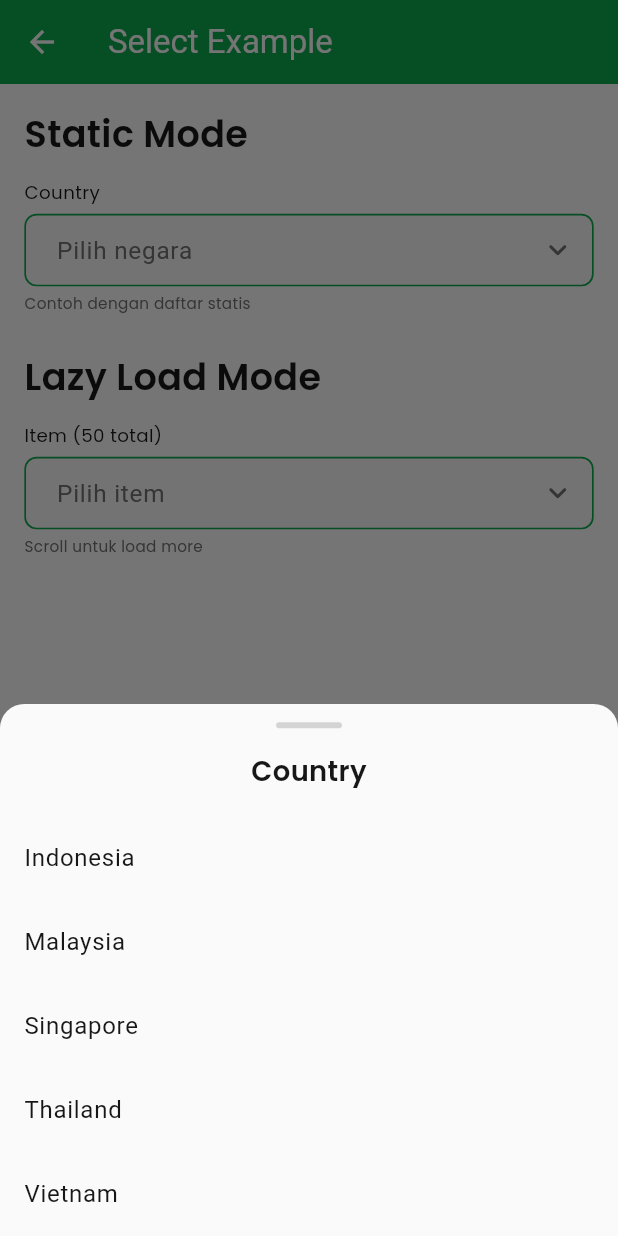
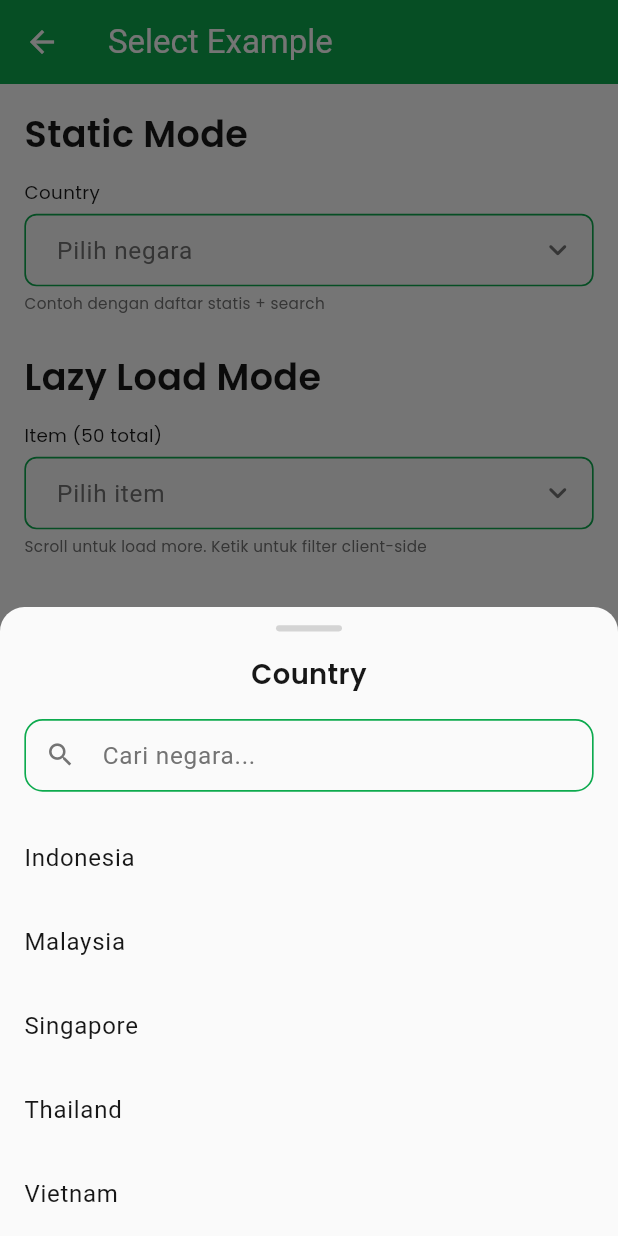
Before and after one commit to FhikarZul/flutter_ewa_kit, a Flutter app: the SelectExampleScreen screen opened directly, after a tap on "Pilih negara", on a phone screen of 412 x 824 dp. Run offline on Flutter 3.47's test engine with Material 3 defaults, Android fonts, the phone set to English and light mode, and no system bars; our stand-ins replace cached_network_image, connectivity_plus, dio, flutter_screenutil, flutter_spinkit, gap and 4 more; missing offline and left inert: dio_cache_interceptor, tap_debouncer.

Commit message:
feat(select): add search functionality to EwaSelect component
- Introduced a search bar in both static and lazy loading modes of the EwaSelect component.
- Implemented client-side filtering for static items and server-side querying for lazy loading.
- Updated demo screen to showcase the new search capabilities with appropriate hints and helper text.
- Enhanced item count logic to reflect filtered results based on the search query.

```diff
--- a/example/lib/demo/select_example.dart
+++ b/example/lib/demo/select_example.dart
@@ -14,6 +14,7 @@ class _SelectExampleScreenState extends State<SelectExampleScreen> {
   String? _staticValue;
   int? _lazyValue;
   String? _lazyLabel;
+  String _lazySearchQuery = '';
   final List<EwaSelectItem<int>> _lazyItems = [];
   final ValueNotifier<int> _lazyItemCount = ValueNotifier(0);
   final ValueNotifier<bool> _lazyLoadingNotifier = ValueNotifier(false);
@@ -21,6 +22,12 @@ class _SelectExampleScreenState extends State<SelectExampleScreen> {
   bool _lazyLoading = false;
   static const int _pageSize = 10;
   static const int _totalItems = 50;
+
+  List<EwaSelectItem<int>> get _filteredLazyItems {
+    final q = _lazySearchQuery.trim().toLowerCase();
+    if (q.isEmpty) return _lazyItems;
+    return _lazyItems.where((i) => i.label.toLowerCase().contains(q)).toList();
+  }
 
   Future<void> _loadLazyPage() async {
     if (_lazyLoading) return;
@@ -41,7 +48,7 @@ class _SelectExampleScreenState extends State<SelectExampleScreen> {
 
     _lazyLoading = false;
     _lazyLoadingNotifier.value = false;
-    _lazyItemCount.value = _lazyItems.length;
+    _lazyItemCount.value = _filteredLazyItems.length;
     setState(() {});
   }
 
@@ -76,7 +83,8 @@ class _SelectExampleScreenState extends State<SelectExampleScreen> {
             EwaSelect<String>(
               labelText: 'Country',
               hintText: 'Pilih negara',
-              helperText: 'Contoh dengan daftar statis',
+              helperText: 'Contoh dengan daftar statis + search',
+              searchHint: 'Cari negara...',
               items: const [
                 EwaSelectItem(value: 'id', label: 'Indonesia'),
                 EwaSelectItem(value: 'my', label: 'Malaysia'),
@@ -94,11 +102,18 @@ class _SelectExampleScreenState extends State<SelectExampleScreen> {
             EwaSelect<int>.lazy(
               labelText: 'Item (50 total)',
               hintText: 'Pilih item',
-              helperText: 'Scroll untuk load more',
-              itemCount: _lazyItems.length,
+              helperText: 'Scroll untuk load more. Ketik untuk filter client-side',
+              searchHint: 'Cari item...',
+              onSearch: (q) {
+                setState(() {
+                  _lazySearchQuery = q;
+                  _lazyItemCount.value = _filteredLazyItems.length;
+                });
+              },
+              itemCount: _filteredLazyItems.length,
               itemCountNotifier: _lazyItemCount,
               isLoadingNotifier: _lazyLoadingNotifier,
-              itemBuilder: (context, index) => _lazyItems[index],
+              itemBuilder: (context, index) => _filteredLazyItems[index],
               onLoadMore: _loadLazyPage,
               isLoading: _lazyLoading,
               value: _lazyValue,
--- a/lib/ui/select/ewa_select.dart
+++ b/lib/ui/select/ewa_select.dart
@@ -1,6 +1,9 @@
+import 'dart:async';
+
 import 'package:ewa_kit/foundations/color/ewa_color_foundation.dart';
 import 'package:ewa_kit/ui/loading/loading.dart';
 import 'package:ewa_kit/ui/select/ewa_select_item.dart';
+import 'package:ewa_kit/ui/textfield/ewa_textfield.dart';
 import 'package:ewa_kit/ui/textfield/enums/ewa_textfield_variant.dart';
 import 'package:ewa_kit/ui/typography/typography.dart';
 import 'package:flutter/material.dart';
@@ -59,12 +62,14 @@ class EwaSelect<T> extends StatelessWidget {
     this.emptyMessage,
     this.itemCountNotifier,
     this.isLoadingNotifier,
+    this.searchHint,
     super.key,
   })  : itemCount = null,
         itemBuilder = null,
         onLoadMore = null,
         isLoading = null,
-        selectedLabel = null;
+        selectedLabel = null,
+        onSearch = null;
 
   /// Creates a select with lazy loading.
   const EwaSelect.lazy({
@@ -86,6 +91,8 @@ class EwaSelect<T> extends StatelessWidget {
     this.emptyMessage = 'Tidak ada data',
     this.itemCountNotifier,
     this.isLoadingNotifier,
+    this.searchHint,
+    this.onSearch,
     super.key,
   })  : items = null;
 
@@ -110,6 +117,15 @@ class EwaSelect<T> extends StatelessWidget {
   final Widget? prefixIcon;
   final String? Function(T?)? validator;
   final String? emptyMessage;
+
+  /// Hint text for search bar. When non-null, a search bar is shown in the modal.
+  /// Static mode: filters items by label (client-side).
+  /// Lazy mode: calls [onSearch] when text changes (server-side).
+  final String? searchHint;
+
+  /// For lazy mode only. Called when search text changes (debounced ~300ms).
+  /// Parent should reload data with the query and update itemCount/itemCountNotifier.
+  final void Function(String query)? onSearch;
 
   bool get _isLazy => itemBuilder != null && onLoadMore != null;
 
@@ -279,8 +295,94 @@ class EwaSelect<T> extends StatelessWidget {
       context: context,
       backgroundColor: Colors.transparent,
       isScrollControlled: true,
-      builder: (ctx) => Container(
-        constraints: BoxConstraints(maxHeight: MediaQuery.of(ctx).size.height * 0.6),
+      builder: (ctx) => _StaticSelectContent<T>(
+        options: options,
+        value: value,
+        onSelected: (v) {
+          formState.didChange(v);
+          onChanged(v);
+          Navigator.pop(ctx);
+        },
+        labelText: labelText,
+        emptyMessage: emptyMessage,
+        searchHint: searchHint,
+      ),
+    );
+  }
+
+  void _showLazyOptions(BuildContext context, FormFieldState<T?> formState) {
+    showModalBottomSheet<void>(
+      context: context,
+      backgroundColor: Colors.transparent,
+      isScrollControlled: true,
+      builder: (ctx) => _LazySelectContent<T>(
+        itemCount: itemCount!,
+        itemCountNotifier: itemCountNotifier,
+        isLoadingNotifier: isLoadingNotifier,
+        itemBuilder: itemBuilder!,
+        onLoadMore: onLoadMore!,
+        isLoading: isLoading ?? false,
+        value: value,
+        onSelected: (v) {
+          formState.didChange(v);
+          onChanged(v);
+          Navigator.pop(ctx);
+        },
+        labelText: labelText,
+        emptyMessage: emptyMessage,
+        searchHint: searchHint,
+        onSearch: onSearch,
+      ),
+    );
+  }
+}
+
+class _StaticSelectContent<T> extends StatefulWidget {
+  const _StaticSelectContent({
+    required this.options,
+    required this.value,
+    required this.onSelected,
+    this.labelText,
+    this.emptyMessage,
+    this.searchHint,
+  });
+
+  final List<EwaSelectItem<T>> options;
+  final T? value;
+  final ValueChanged<T?> onSelected;
+  final String? labelText;
+  final String? emptyMessage;
+  final String? searchHint;
+
+  @override
+  State<_StaticSelectContent<T>> createState() => _StaticSelectContentState<T>();
+}
+
+class _StaticSelectContentState<T> extends State<_StaticSelectContent<T>> {
+  final TextEditingController _searchController = TextEditingController();
+
+  @override
+  void dispose() {
+    _searchController.dispose();
+    super.dispose();
+  }
+
+  List<EwaSelectItem<T>> get _filteredOptions {
+    final q = _searchController.text.trim().toLowerCase();
+    if (q.isEmpty) return widget.options;
+    return widget.options
+        .where((i) => i.label.toLowerCase().contains(q))
+        .toList();
+  }
+
+  @override
+  Widget build(BuildContext context) {
+    return ListenableBuilder(
+      listenable: _searchController,
+      builder: (context, _) {
+        final filtered = _filteredOptions;
+        return Container(
+          constraints: BoxConstraints(maxHeight: MediaQuery.of(context).size.height * 0.6),
           decoration: BoxDecoration(
             color: EwaColorFoundation.resolveColor(
               context,
@@ -305,62 +407,57 @@ class EwaSelect<T> extends StatelessWidget {
                   borderRadius: BorderRadius.circular(2.r),
                 ),
               ),
-            if (labelText != null) ...[
+              if (widget.labelText != null) ...[
+                Padding(
+                  padding: EdgeInsets.fromLTRB(16.r, 16.r, 16.r, 0),
+                  child: Text(widget.labelText!, style: EwaTypography.headingSm()),
+                ),
+              ],
+              if (widget.searchHint != null) ...[
                 Padding(
                   padding: EdgeInsets.all(16.r),
-                child: Text(labelText!, style: EwaTypography.headingSm()),
+                  child: EwaTextField(
+                    controller: _searchController,
+                    hintText: widget.searchHint!,
+                    borderRadius: 12,
+                    prefixIcon: Icon(Icons.search, size: 20.sp, color: EwaColorFoundation.neutral500),
+                    suffixIcon: _searchController.text.isNotEmpty
+                        ? IconButton(
+                            icon: Icon(Icons.clear, size: 20.sp, color: EwaColorFoundation.neutral500),
+                            onPressed: () => _searchController.clear(),
+                          )
+                        : null,
+                    onChanged: (_) {},
                   ),
-            ],
+                ),
+              ] else if (widget.labelText != null)
+                SizedBox(height: 16.h),
               Flexible(
-              child: options.isEmpty
+                child: filtered.isEmpty
                     ? Padding(
                         padding: EdgeInsets.all(24.r),
                         child: Text(
-                        emptyMessage ?? 'Tidak ada data',
+                          widget.emptyMessage ?? 'Tidak ada data',
                           style: EwaTypography.bodySm(),
                         ),
                       )
                     : ListView.builder(
                         shrinkWrap: true,
-                      itemCount: options.length,
-                      itemBuilder: (ctx, i) => _OptionTile<T>(
-                        item: options[i],
-                        isSelected: options[i].value == value,
-                        onTap: () {
-                          formState.didChange(options[i].value);
-                          onChanged(options[i].value);
-                          Navigator.pop(ctx);
+                        itemCount: filtered.length,
+                        itemBuilder: (ctx, i) {
+                          final item = filtered[i];
+                          return _OptionTile<T>(
+                            item: item,
+                            isSelected: item.value == widget.value,
+                            onTap: () => widget.onSelected(item.value),
+                          );
                         },
-                      ),
                       ),
               ),
             ],
           ),
-      ),
         );
-  }
-
-  void _showLazyOptions(BuildContext context, FormFieldState<T?> formState) {
-    showModalBottomSheet<void>(
-      context: context,
-      backgroundColor: Colors.transparent,
-      isScrollControlled: true,
-      builder: (ctx) => _LazySelectContent<T>(
-        itemCount: itemCount!,
-        itemCountNotifier: itemCountNotifier,
-        isLoadingNotifier: isLoadingNotifier,
-        itemBuilder: itemBuilder!,
-        onLoadMore: onLoadMore!,
-        isLoading: isLoading ?? false,
-        value: value,
-        onSelected: (v) {
-          formState.didChange(v);
-          onChanged(v);
-          Navigator.pop(ctx);
       },
-        labelText: labelText,
-        emptyMessage: emptyMessage,
-      ),
     );
   }
 }
@@ -398,6 +495,8 @@ class _LazySelectContent<T> extends StatefulWidget {
     required this.onSelected,
     this.labelText,
     this.emptyMessage,
+    this.searchHint,
+    this.onSearch,
   });
 
   final int itemCount;
@@ -410,6 +509,8 @@ class _LazySelectContent<T> extends StatefulWidget {
   final ValueChanged<T?> onSelected;
   final String? labelText;
   final String? emptyMessage;
+  final String? searchHint;
+  final void Function(String query)? onSearch;
 
   @override
   State<_LazySelectContent<T>> createState() => _LazySelectContentState<T>();
@@ -417,18 +518,33 @@ class _LazySelectContent<T> extends StatefulWidget {
 
 class _LazySelectContentState<T> extends State<_LazySelectContent<T>> {
   final ScrollController _scrollController = ScrollController();
+  final TextEditingController _searchController = TextEditingController();
+  Timer? _searchDebounce;
 
   @override
   void initState() {
     super.initState();
     _scrollController.addListener(_onScroll);
+    if (widget.searchHint != null && widget.onSearch != null) {
+      _searchController.addListener(_onSearchChanged);
+    }
   }
 
   @override
   void dispose() {
+    _searchDebounce?.cancel();
+    _searchController.removeListener(_onSearchChanged);
+    _searchController.dispose();
     _scrollController.removeListener(_onScroll);
     _scrollController.dispose();
     super.dispose();
+  }
+
+  void _onSearchChanged() {
+    _searchDebounce?.cancel();
+    _searchDebounce = Timer(const Duration(milliseconds: 300), () {
+      widget.onSearch?.call(_searchController.text.trim());
+    });
   }
 
   void _onScroll() {
@@ -468,10 +584,32 @@ class _LazySelectContentState<T> extends State<_LazySelectContent<T>> {
           ),
           if (widget.labelText != null) ...[
             Padding(
-              padding: EdgeInsets.all(16.r),
+              padding: EdgeInsets.fromLTRB(16.r, 16.r, 16.r, 0),
               child: Text(widget.labelText!, style: EwaTypography.headingSm()),
             ),
           ],
+          if (widget.searchHint != null && widget.onSearch != null) ...[
+            Padding(
+              padding: EdgeInsets.all(16.r),
+              child: EwaTextField(
+                controller: _searchController,
+                hintText: widget.searchHint!,
+                borderRadius: 12,
+                prefixIcon: Icon(Icons.search, size: 20.sp, color: EwaColorFoundation.neutral500),
+                suffixIcon: _searchController.text.isNotEmpty
+                    ? IconButton(
+                        icon: Icon(Icons.clear, size: 20.sp, color: EwaColorFoundation.neutral500),
+                        onPressed: () {
+                          _searchController.clear();
+                          widget.onSearch?.call('');
+                        },
+                      )
+                    : null,
+                onChanged: (_) {},
+              ),
+            ),
+          ] else if (widget.labelText != null)
+            SizedBox(height: 16.h),
           Flexible(
             child: count == 0 && !_isLoading
                 ? Padding(
@@ -515,6 +653,7 @@ class _LazySelectContentState<T> extends State<_LazySelectContent<T>> {
     final listenables = <Listenable>[
       if (widget.itemCountNotifier != null) widget.itemCountNotifier!,
       if (widget.isLoadingNotifier != null) widget.isLoadingNotifier!,
+      if (widget.searchHint != null && widget.onSearch != null) _searchController,
     ];
     if (listenables.isEmpty) {
       return _buildContent(widget.itemCount);
```
Lines whose indentation alone changed are shown as unchanged.
